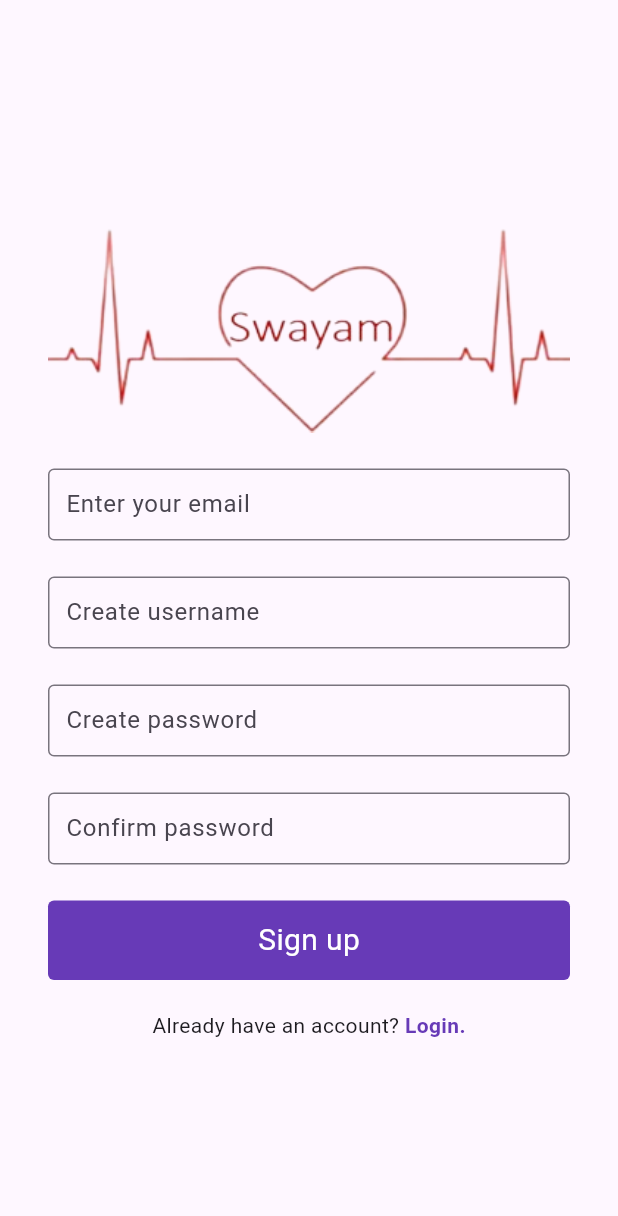
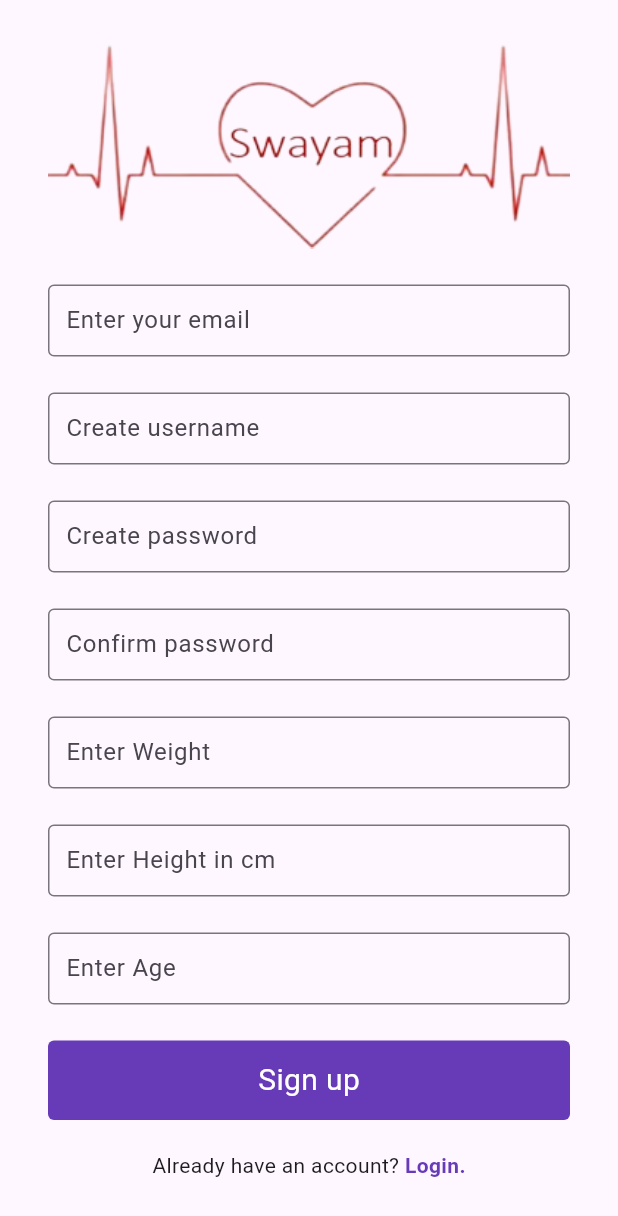
Before and after one commit to vihaanvijayvargiya/Swayam, a Flutter app: the screen it shows after launch, after a tap on "Signup.", on a phone screen of 412 x 824 dp. Shown: the top 1216 px of the screen. Run offline on Flutter 3.47's test engine with Material 3 defaults, Android fonts, the phone set to English and light mode, and no system bars; our stand-ins replace cloud_firestore, firebase_auth, firebase_core, fluttertoast; accounts and stored records are empty.

Commit message:
signup details

```diff
--- a/lib/resources/AuthMethods.dart
+++ b/lib/resources/AuthMethods.dart
@@ -12,6 +12,9 @@ class AuthMethods{
     required String email,
     required String password,
     required String username,
+    required String weight,
+    required String height,
+    required String age,
     // required Uint8List file,
   }) async {
     String res = "Some error Occurred";
--- a/lib/screens/signup_screen.dart
+++ b/lib/screens/signup_screen.dart
@@ -6,7 +6,6 @@ import 'package:swayam/screens/signin_screen.dart';
 
 import '../resources/AuthMethods.dart';
 import '../widgets/textfield.dart';
-
 
 
 
@@ -21,7 +20,10 @@ class _SignupScreenState extends State<SignupScreen> {
   final TextEditingController _usernameController = TextEditingController();
   final TextEditingController _emailController = TextEditingController();
   final TextEditingController _passwordController = TextEditingController();
-  final TextEditingController _confirmPasswordController = TextEditingController(); // Add controller for confirm password
+  final TextEditingController _confirmPasswordController = TextEditingController();
+  final TextEditingController _weightController = TextEditingController();
+  final TextEditingController _heightController = TextEditingController();
+  final TextEditingController _ageController = TextEditingController();
   bool _isLoading = false;
 
   @override
@@ -31,6 +33,9 @@ class _SignupScreenState extends State<SignupScreen> {
     _passwordController.dispose();
     _usernameController.dispose();
     _confirmPasswordController.dispose();
+    _weightController.dispose();
+    _heightController.dispose();
+    _ageController.dispose();
   }
 
   void signUpUser() async {
@@ -45,18 +50,24 @@ class _SignupScreenState extends State<SignupScreen> {
       _isLoading = true;
     });
 
-
     String res = await AuthMethods().signUpUser(
       email: _emailController.text,
       password: _passwordController.text,
       username: _usernameController.text,
+      weight: _weightController.text,
+      height: _heightController.text,
+      age: _ageController.text,
     );
     if (res == "success") {
       setState(() {
         _isLoading = false;
       });
       if (context.mounted) {
-        Navigator.pushAndRemoveUntil(context, MaterialPageRoute(builder: (context)=>HomeScreen()), (route) => false);
+        Navigator.pushAndRemoveUntil(
+          context,
+          MaterialPageRoute(builder: (context) => HomeScreen()),
+              (route) => false,
+        );
       }
     } else {
       setState(() {
@@ -69,12 +80,20 @@ class _SignupScreenState extends State<SignupScreen> {
     }
   }
 
-
   @override
   Widget build(BuildContext context) {
     return Scaffold(
       resizeToAvoidBottomInset: false,
       body: SafeArea(
+        child: GestureDetector(
+          onTap: () {
+            // Dismiss keyboard when tapped outside of input fields
+            FocusScope.of(context).unfocus();
+          },
+          child: SingleChildScrollView(
+            padding: EdgeInsets.only(
+              bottom: MediaQuery.of(context).viewInsets.bottom,
+            ),
             child: Container(
               padding: MediaQuery.of(context).size.width > 600
                   ? EdgeInsets.symmetric(
@@ -113,7 +132,6 @@ class _SignupScreenState extends State<SignupScreen> {
                     controller: _passwordController,
                     icon: Icon(Icons.password),
                     ispass:true,
-
                   ),
                   const SizedBox(
                     height: 24,
@@ -124,12 +142,40 @@ class _SignupScreenState extends State<SignupScreen> {
                     controller: _confirmPasswordController,
                     icon: Icon(Icons.password),
                     ispass:true,
-
                   ),
                   const SizedBox(
                     height: 24,
                   ),
-
+                  InputText(
+                    hint: 'Enter Weight',
+                    textInputType: TextInputType.number,
+                    controller: _weightController,
+                    icon: Icon(Icons.fitness_center),
+                    ispass:false,
+                  ),
+                  const SizedBox(
+                    height: 24,
+                  ),
+                  InputText(
+                    hint: 'Enter Height in cm',
+                    textInputType: TextInputType.number,
+                    controller: _heightController,
+                    icon: Icon(Icons.height),
+                    ispass:false,
+                  ),
+                  const SizedBox(
+                    height: 24,
+                  ),
+                  InputText(
+                    hint: 'Enter Age',
+                    textInputType: TextInputType.number,
+                    controller: _ageController,
+                    icon: Icon(Icons.cake),
+                    ispass:false,
+                  ),
+                  const SizedBox(
+                    height: 24,
+                  ),
                   InkWell(
                     onTap: signUpUser,
                     child: Container(
@@ -154,7 +200,6 @@ class _SignupScreenState extends State<SignupScreen> {
                   const SizedBox(
                     height: 12,
                   ),
-
                   Row(
                     mainAxisAlignment: MainAxisAlignment.center,
                     children: [
@@ -175,8 +220,7 @@ class _SignupScreenState extends State<SignupScreen> {
                           child: const Text(
                             ' Login.',
                             style: TextStyle(
-                            fontWeight: FontWeight.bold,
-                            color: Colors.deepPurple
+                                fontWeight: FontWeight.bold,color: Colors.deepPurple
                             ),
                           ),
                         ),
@@ -187,10 +231,8 @@ class _SignupScreenState extends State<SignupScreen> {
               ),
             ),
           ),
-
+        ),
+      ),
     );
   }
-
-
-
 }
```
Lines whose indentation alone changed are shown as unchanged.
